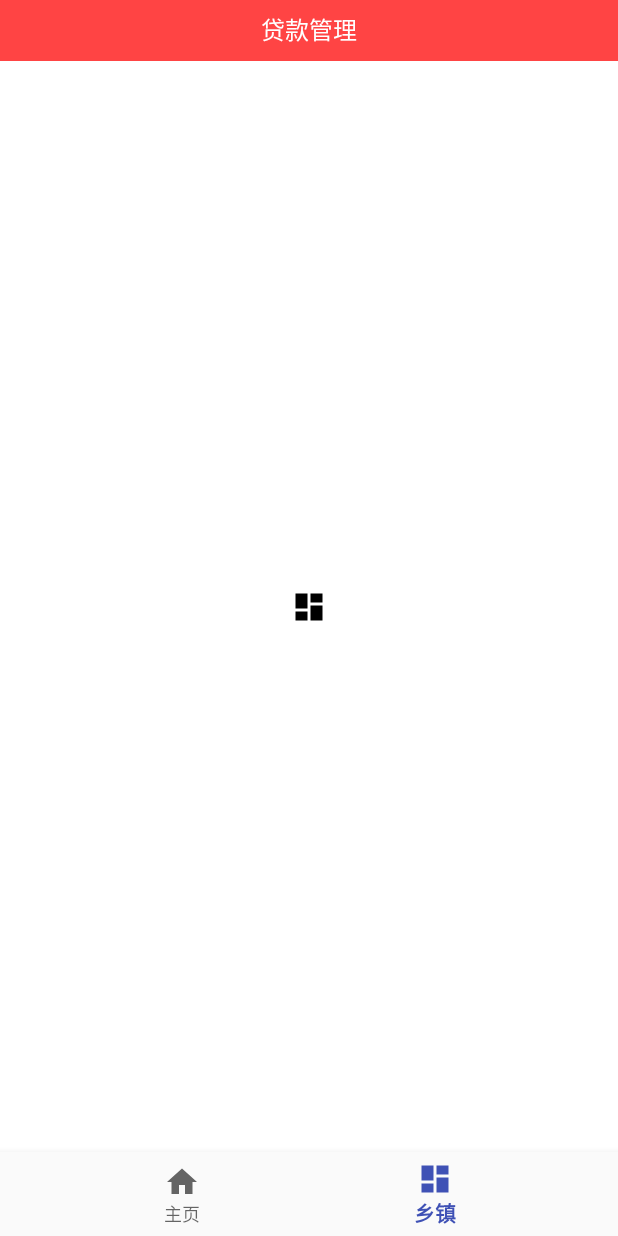
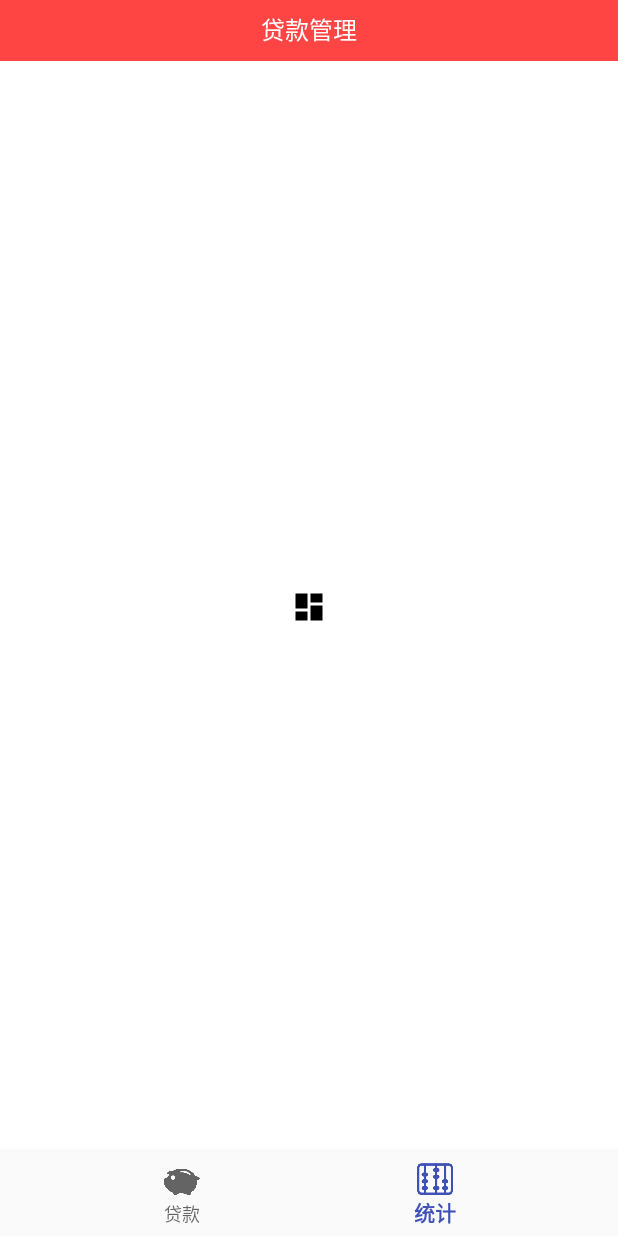
Before and after one commit to wangsc1985/LoanManager, an Android app: the screen it shows after launch (MainActivity), item 2 of the bottom bar chosen, on a phone screen of 412 x 824 dp. Run offline under Robolectric (Android 15) with nearby library versions, the phone set to English and light mode, and no system bars.

Commit message:
“贷款”“统计”及其图标更改。

```diff
--- a/app/src/main/java/com/wangsc/loanmanager/activity/MainActivity.java
+++ b/app/src/main/java/com/wangsc/loanmanager/activity/MainActivity.java
@@ -15,7 +15,6 @@ import com.wangsc.loanmanager.R;
 import com.wangsc.loanmanager.fragment.ActionBarFragment;
 import com.wangsc.loanmanager.fragment.AreaFragment;
 import com.wangsc.loanmanager.fragment.HomeFragment;
-import com.wangsc.loanmanager.fragment.StatisticFragment;
 
 import java.util.ArrayList;
 import java.util.List;
@@ -43,10 +42,10 @@ public class MainActivity extends AppCompatActivity{
                 @Override
                 public boolean onNavigationItemSelected(@NonNull MenuItem item) {
                     switch (item.getItemId()) {
-                        case R.id.navigation_home:
+                        case R.id.navigation_loan:
                             mViewPager.setCurrentItem(0);
                             return true;
-                        case R.id.navigation_area:
+                        case R.id.navigation_statistics:
                             mViewPager.setCurrentItem(1);
                             return true;
                     }
--- a/app/src/main/java/com/wangsc/loanmanager/fragment/ActionBarFragment.java
+++ b/app/src/main/java/com/wangsc/loanmanager/fragment/ActionBarFragment.java
@@ -1,9 +1,7 @@
 package com.wangsc.loanmanager.fragment;
 
 
-import android.app.AlertDialog;
 import android.content.Context;
-import android.content.DialogInterface;
 import android.content.Intent;
 import android.os.Bundle;
 import android.support.annotation.Nullable;
@@ -13,32 +11,24 @@ import android.view.View;
 import android.view.ViewGroup;
 import android.widget.ImageView;
 import android.widget.LinearLayout;
-import android.widget.NumberPicker;
 import android.widget.ProgressBar;
 import android.widget.TextView;
 
 import com.wangsc.loanmanager.R;
 import com.wangsc.loanmanager.helper._Helper;
 
-import java.util.Calendar;
-
 public class ActionBarFragment extends Fragment {
 
     //   视图变量
     View containerView;
     ImageView imageView_back, imageView_setting;
-    TextView textViewHave, textViewLeave;
-    ProgressBar progressBar;
-    LinearLayout layoutReligious;
 
     //   类变量
     private OnActionFragmentBackListener backListener;
     private OnActionFragmentSettingListener settingListener;
-    private OnActionFragmentProgressListener progressListener;
 
     //   值变量
     public static final int TO_LIST = 0;
-
 
     public static ActionBarFragment newInstance() {
         ActionBarFragment fragment = new ActionBarFragment();
@@ -91,9 +81,8 @@ public class ActionBarFragment extends Fragment {
             if (backListener == null) {
                 imageView_back.setVisibility(View.INVISIBLE);
             }
-//            if (progressListener == null) {
-//                progressBar.setVisibility(View.INVISIBLE);
-//            }
+
+
 
         } catch (Exception e) {
             _Helper.printException(getContext(), e);
@@ -111,9 +100,6 @@ public class ActionBarFragment extends Fragment {
             }
             if (context instanceof OnActionFragmentSettingListener) {
                 settingListener = (OnActionFragmentSettingListener) context;
-            }
-            if (context instanceof OnActionFragmentProgressListener) {
-                progressListener = (OnActionFragmentProgressListener) context;
             }
         } catch (Exception e) {
             _Helper.printException(getContext(), e);
@@ -134,17 +120,10 @@ public class ActionBarFragment extends Fragment {
     }
 
     /**
-     * 如果要显示progressbar，需实现此接口
-     */
-    public interface OnActionFragmentProgressListener {
-    }
-
-    /**
      * 如果要使用设置按钮，需实现此接口
      */
     public interface OnActionFragmentSettingListener {
         void onSettingButtonClickListener();
-
         void onSettingButtonLongClickListener();
     }
 }
--- a/app/src/main/res/menu/navigation.xml
+++ b/app/src/main/res/menu/navigation.xml
@@ -2,13 +2,13 @@
 <menu xmlns:android="http://schemas.android.com/apk/res/android">
 
     <item
-        android:id="@+id/navigation_home"
-        android:icon="@drawable/ic_home_black_24dp"
-        android:title="@string/title_home" />
+        android:id="@+id/navigation_loan"
+        android:icon="@drawable/loan"
+        android:title="@string/title_loan" />
 
     <item
-        android:id="@+id/navigation_area"
-        android:icon="@drawable/ic_dashboard_black_24dp"
-        android:title="@string/title_dashboard" />
+        android:id="@+id/navigation_statistics"
+        android:icon="@drawable/statistics"
+        android:title="@string/title_statistics" />
 
 </menu>
--- a/app/src/main/res/values/strings.xml
+++ b/app/src/main/res/values/strings.xml
@@ -1,8 +1,8 @@
 <resources>
     <string name="app_name">回商银行</string>
-    <string name="title_home">主页</string>
+    <string name="title_loan">贷款</string>
     <string name="title_dashboard">乡镇</string>
-    <string name="title_notifications">统计</string>
+    <string name="title_statistics">统计</string>
 
     <!-- TODO: Remove or change this placeholder text -->
     <string name="hello_blank_fragment">Hello blank fragment</string>
```
Also changed, not shown: app/src/main/res/drawable/loan.png (added), app/src/main/res/drawable/statistics.png (added).
